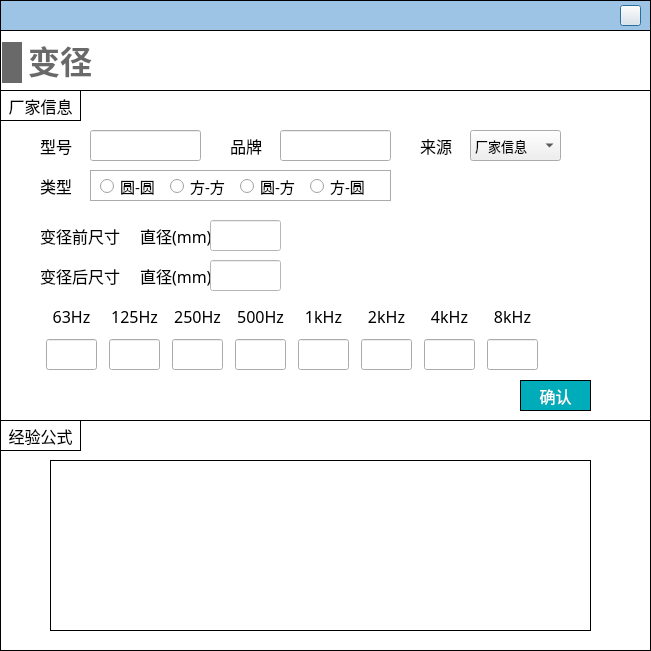
The window that NoiseCalSoft/inputDialog/dialog_reducer.ui (SheepBowwow/NoiCal) describes before a commit, drawn with Qt 5.
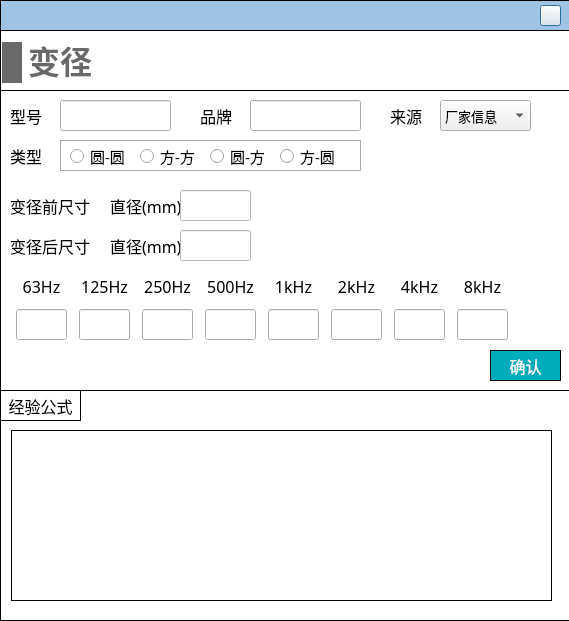
The same window after the commit. Icons and pictures are not drawn.

Patch:
```diff
--- a/NoiseCalSoft/inputDialog/dialog_reducer.ui
+++ b/NoiseCalSoft/inputDialog/dialog_reducer.ui
@@ -6,8 +6,8 @@
    <rect>
     <x>0</x>
     <y>0</y>
-    <width>651</width>
-    <height>651</height>
+    <width>569</width>
+    <height>621</height>
    </rect>
   </property>
   <property name="font">
@@ -41,7 +41,7 @@
     <rect>
      <x>0</x>
      <y>0</y>
-     <width>651</width>
+     <width>571</width>
      <height>31</height>
     </rect>
    </property>
@@ -56,7 +56,7 @@
    <widget class="QPushButton" name="close">
     <property name="geometry">
      <rect>
-      <x>620</x>
+      <x>540</x>
       <y>5</y>
       <width>21</width>
       <height>21</height>
@@ -75,8 +75,8 @@
     <rect>
      <x>0</x>
      <y>30</y>
-     <width>651</width>
-     <height>391</height>
+     <width>571</width>
+     <height>361</height>
     </rect>
    </property>
    <property name="styleSheet">
@@ -90,8 +90,8 @@
      <rect>
       <x>0</x>
       <y>60</y>
-      <width>651</width>
-      <height>331</height>
+      <width>571</width>
+      <height>301</height>
      </rect>
     </property>
     <property name="styleSheet">
@@ -124,8 +124,8 @@
     <widget class="QWidget" name="layoutWidget">
      <property name="geometry">
       <rect>
-       <x>40</x>
-       <y>210</y>
+       <x>10</x>
+       <y>180</y>
        <width>511</width>
        <height>72</height>
       </rect>
@@ -571,8 +571,8 @@
     <widget class="QPushButton" name="pushButton_confirm">
      <property name="geometry">
       <rect>
-       <x>520</x>
-       <y>290</y>
+       <x>490</x>
+       <y>260</y>
        <width>71</width>
        <height>31</height>
       </rect>
@@ -603,36 +603,11 @@
       <string>确认</string>
      </property>
     </widget>
-    <widget class="QLabel" name="label_18">
-     <property name="geometry">
-      <rect>
-       <x>0</x>
-       <y>0</y>
-       <width>81</width>
-       <height>31</height>
-      </rect>
-     </property>
-     <property name="font">
-      <font>
-       <family>黑体</family>
-       <pointsize>-1</pointsize>
-      </font>
-     </property>
-     <property name="styleSheet">
-      <string notr="true">border: 1px solid #000000;</string>
-     </property>
-     <property name="text">
-      <string>厂家信息</string>
-     </property>
-     <property name="alignment">
-      <set>Qt::AlignCenter</set>
-     </property>
-    </widget>
     <widget class="QWidget" name="widget_3" native="true">
      <property name="geometry">
       <rect>
-       <x>90</x>
-       <y>80</y>
+       <x>60</x>
+       <y>50</y>
        <width>301</width>
        <height>31</height>
       </rect>
@@ -723,8 +698,8 @@
     <widget class="QLabel" name="label_26">
      <property name="geometry">
       <rect>
-       <x>40</x>
-       <y>80</y>
+       <x>10</x>
+       <y>50</y>
        <width>31</width>
        <height>31</height>
       </rect>
@@ -742,8 +717,8 @@
     <widget class="QLabel" name="label_27">
      <property name="geometry">
       <rect>
-       <x>230</x>
-       <y>40</y>
+       <x>200</x>
+       <y>10</y>
        <width>41</width>
        <height>31</height>
       </rect>
@@ -761,8 +736,8 @@
     <widget class="QComboBox" name="comboBox_data_source">
      <property name="geometry">
       <rect>
-       <x>470</x>
-       <y>40</y>
+       <x>440</x>
+       <y>10</y>
        <width>91</width>
        <height>31</height>
       </rect>
@@ -787,8 +762,8 @@
     <widget class="QLineEdit" name="lineEdit_brand">
      <property name="geometry">
       <rect>
-       <x>280</x>
-       <y>40</y>
+       <x>250</x>
+       <y>10</y>
        <width>111</width>
        <height>31</height>
       </rect>
@@ -803,8 +778,8 @@
     <widget class="QLineEdit" name="lineEdit_model">
      <property name="geometry">
       <rect>
-       <x>90</x>
-       <y>40</y>
+       <x>60</x>
+       <y>10</y>
        <width>111</width>
        <height>31</height>
       </rect>
@@ -819,8 +794,8 @@
     <widget class="QLabel" name="label_32">
      <property name="geometry">
       <rect>
-       <x>420</x>
-       <y>40</y>
+       <x>390</x>
+       <y>10</y>
        <width>41</width>
        <height>31</height>
       </rect>
@@ -838,8 +813,8 @@
     <widget class="QLabel" name="label_30">
      <property name="geometry">
       <rect>
-       <x>40</x>
-       <y>40</y>
+       <x>10</x>
+       <y>10</y>
        <width>41</width>
        <height>31</height>
       </rect>
@@ -857,8 +832,8 @@
     <widget class="QLabel" name="label_31">
      <property name="geometry">
       <rect>
-       <x>40</x>
-       <y>130</y>
+       <x>10</x>
+       <y>100</y>
        <width>81</width>
        <height>31</height>
       </rect>
@@ -876,8 +851,8 @@
     <widget class="QLabel" name="label_33">
      <property name="geometry">
       <rect>
-       <x>40</x>
-       <y>170</y>
+       <x>10</x>
+       <y>140</y>
        <width>81</width>
        <height>31</height>
       </rect>
@@ -895,8 +870,8 @@
     <widget class="QStackedWidget" name="stackedWidget_reducer_before">
      <property name="geometry">
       <rect>
-       <x>140</x>
-       <y>130</y>
+       <x>110</x>
+       <y>100</y>
        <width>301</width>
        <height>31</height>
       </rect>
@@ -1026,8 +1001,8 @@
     <widget class="QStackedWidget" name="stackedWidget_reducer_after">
      <property name="geometry">
       <rect>
-       <x>140</x>
-       <y>170</y>
+       <x>110</x>
+       <y>140</y>
        <width>301</width>
        <height>31</height>
       </rect>
@@ -1220,8 +1195,8 @@
    <property name="geometry">
     <rect>
      <x>0</x>
-     <y>420</y>
-     <width>651</width>
+     <y>390</y>
+     <width>571</width>
      <height>231</height>
     </rect>
    </property>
@@ -1231,7 +1206,7 @@
    <widget class="QLabel" name="label_4">
     <property name="geometry">
      <rect>
-      <x>50</x>
+      <x>11</x>
       <y>40</y>
       <width>541</width>
       <height>171</height>
```
